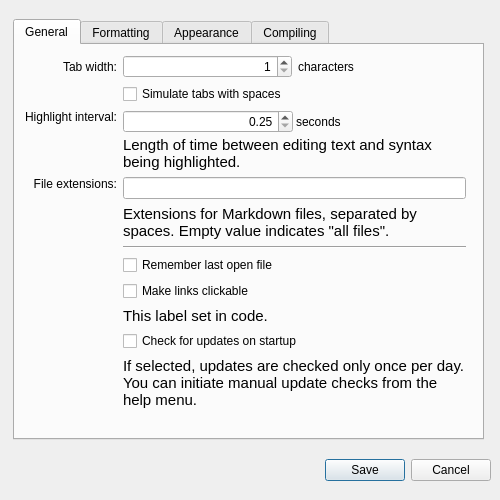
Above: src/preferencesdialog.ui from ali-rantakari/QarkDown before the change. Below: the same form after it.
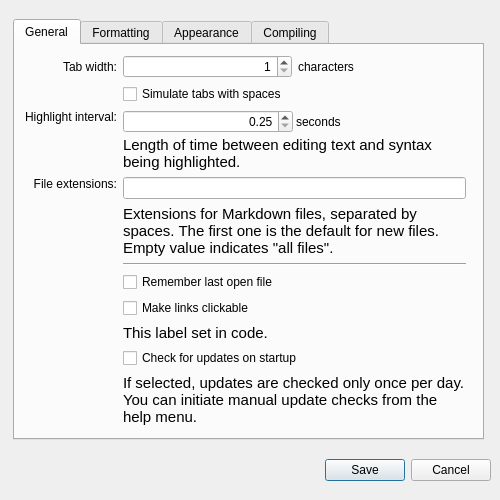
That is the form after the change. The open tabs and pages were chosen to show the change.

Commit message: Note in the prefs UI that the first extension is the default one.

```diff
--- a/src/preferencesdialog.ui
+++ b/src/preferencesdialog.ui
@@ -208,7 +208,7 @@
            </font>
           </property>
           <property name="text">
-           <string>Extensions for Markdown files, separated by spaces. Empty value indicates &quot;all files&quot;.</string>
+           <string>Extensions for Markdown files, separated by spaces. The first one is the default for new files. Empty value indicates &quot;all files&quot;.</string>
           </property>
           <property name="wordWrap">
            <bool>true</bool>
```
Left out of the diff: 2 changed lines with no effect on the pictures.
